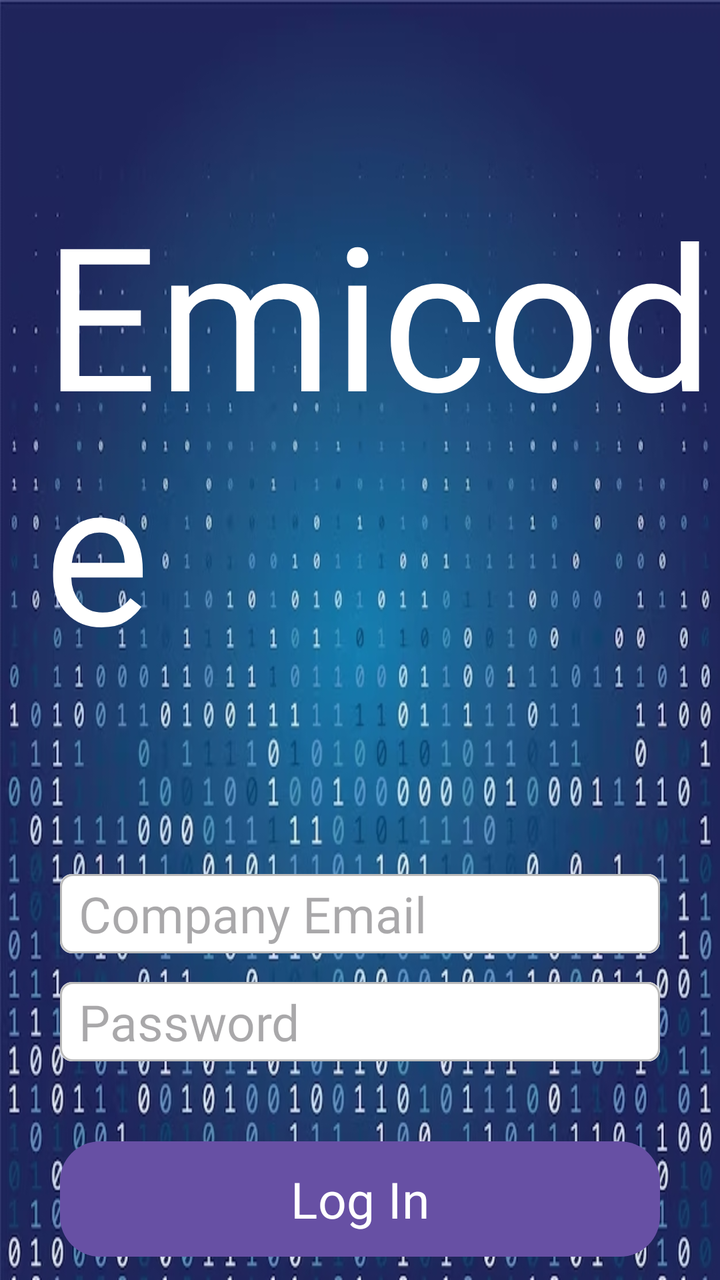
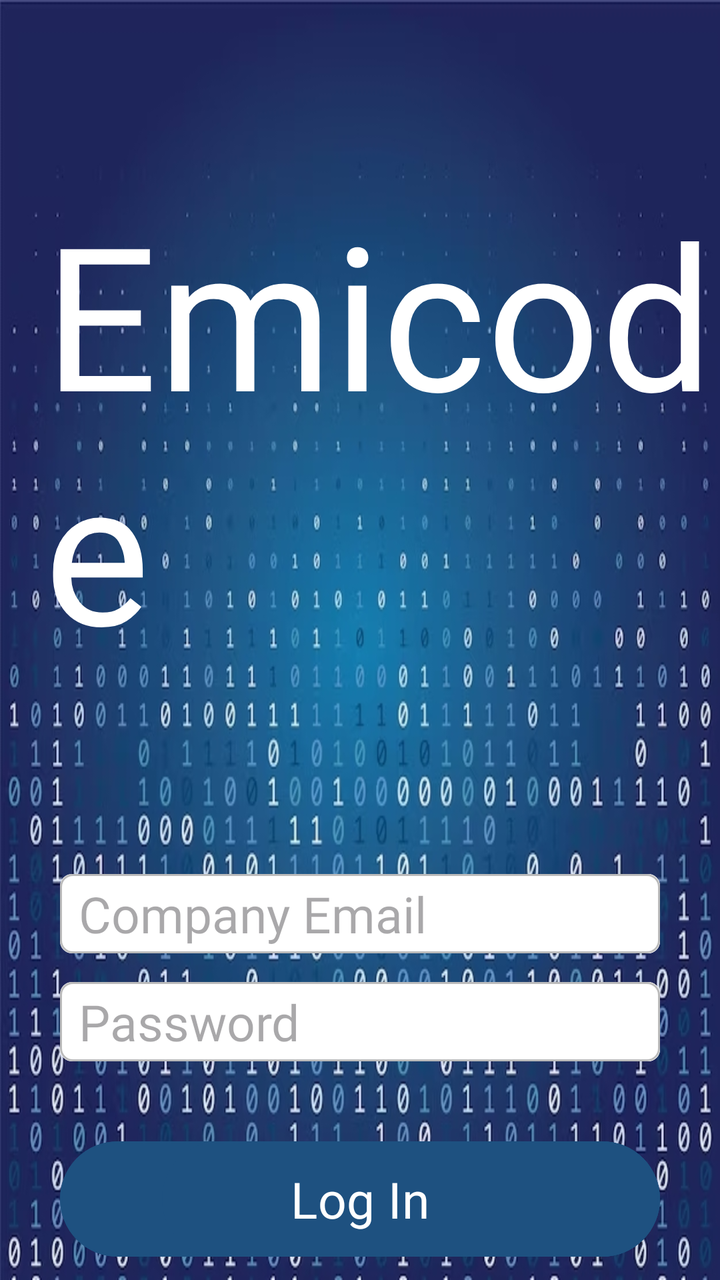

The first picture is an Android layout as it rendered before a commit; the second is the same layout after the commit. The layout source and the unified diff follow.
<!-- AndroidManifest.xml: application theme Theme.FinalsApplication -->
<!-- res/layout/activity_main.xml -->
<?xml version="1.0" encoding="utf-8"?>
<RelativeLayout xmlns:android="http://schemas.android.com/apk/res/android"
    xmlns:app="http://schemas.android.com/apk/res-auto"
    xmlns:tools="http://schemas.android.com/tools"
    android:layout_width="match_parent"
    android:layout_height="match_parent"
    tools:context=".MainActivity"
    android:background="@drawable/login_page_bg">

    <TextView
        android:id="@+id/viewTextCompanyName"
        android:layout_width="wrap_content"
        android:layout_height="wrap_content"
        android:layout_marginStart="22dp"
        android:layout_marginTop="90dp"
        android:fontFamily="@font/computer_says_no"
        android:text="Emicode"
        android:textColor="@color/white"
        android:textSize="100sp" />

    <EditText
        android:id="@+id/editTextCompanyEmail"
        android:layout_width="match_parent"
        android:layout_height="wrap_content"
        android:layout_below="@+id/viewTextCompanyName"
        android:layout_centerHorizontal="true"
        android:layout_marginStart="30dp"
        android:layout_marginTop="97dp"
        android:layout_marginEnd="30dp"
        android:layout_marginBottom="30dp"
        android:background="@drawable/shape"
        android:padding="3dp"
        android:hint=" Company Email"
        android:fontFamily="@font/roboto_light"
        android:inputType="text"
        android:textSize="25sp" />

    <EditText
        android:id="@+id/editTextCompanyPassword"
        android:layout_width="match_parent"
        android:layout_height="wrap_content"
        android:layout_alignTop="@+id/editTextCompanyEmail"
        android:layout_marginStart="30dp"
        android:layout_marginTop="54dp"
        android:layout_marginEnd="30dp"
        android:layout_marginBottom="30dp"
        android:background="@drawable/shape"
        android:inputType="textPassword"
        android:password="true"
        android:padding="3dp"
        android:hint=" Password"
        android:fontFamily="@font/roboto_light"
        android:textSize="25sp" />


    
    <Button
        android:id="@+id/buttonLogIn"
        android:background="@drawable/rounded_button"
        android:layout_width="match_parent"
        android:layout_height="wrap_content"
        android:layout_below="@id/editTextCompanyPassword"
        android:layout_marginStart="30dp"
        android:layout_marginTop="10dp"
        android:layout_marginEnd="30dp"
        android:fontFamily="@font/roboto_light"
        android:padding="8dp"
        android:text="Log In"
        android:textSize="25sp" />


</RelativeLayout>
<!-- resources referenced by this layout -->
<resources>
  <color name="white">#FFFFFFFF</color>
  <!-- drawable login_page_bg: jpg bitmap (drawable, 258372 bytes) -->
  <!-- drawable rounded_button (drawable) -->
  <shape xmlns:android="http://schemas.android.com/apk/res/android"
      android:shape="rectangle">
      <solid android:color="#1e5180" />
      <corners android:radius="20dp" />
  </shape>
  <!-- drawable shape (drawable) -->
  <?xml version="1.0" encoding="utf-8"?>
  <layer-list xmlns:android="http://schemas.android.com/apk/res/android">
  
      <item>
          <shape>
              <corners android:radius="6dp" />
              <solid android:color="@android:color/white" />
          </shape>
      </item>
  
      <item
          android:left="34dp">
  
          <shape>
              <solid android:color="@android:color/white" />
              <corners android:radius="6dp"
                  android:topRightRadius="6dp"
                  android:topLeftRadius="5dp"
                  android:bottomRightRadius="6dp"
                  android:bottomLeftRadius="0dp"/>
          </shape>
      </item>
      <item>
          <shape>
              
              <corners android:radius="6dp" />
              <solid android:color="@android:color/transparent" />
              <stroke
                  android:width="1dp"
                  android:color="#BBBBBB" />
          </shape>
      </item>
  </layer-list>
  <style name="Theme.FinalsApplication" parent="Base.Theme.FinalsApplication" />
  <style name="Base.Theme.FinalsApplication" parent="Theme.Material3.DayNight.NoActionBar">
          
          
      </style>
</resources>

<!-- the commit's change to res/layout/activity_main.xml (unified diff, before → after) -->
@@ -52,8 +52,6 @@
         android:fontFamily="@font/roboto_light"
         android:textSize="25sp" />
 
-
-    
     <Button
         android:id="@+id/buttonLogIn"
         android:background="@drawable/rounded_button"
@@ -66,7 +64,8 @@
         android:fontFamily="@font/roboto_light"
         android:padding="8dp"
         android:text="Log In"
-        android:textSize="25sp" />
+        android:textSize="25sp"
+        app:backgroundTint="#1e5180"/>
 
 
 </RelativeLayout>
<!-- resource entries referenced after the edit -->
@@ -3,11 +3,38 @@
   <color name="white">#FFFFFFFF</color>
   <!-- drawable login_page_bg: jpg bitmap (drawable, 258372 bytes) -->
   <!-- drawable rounded_button (drawable) -->
-  <shape xmlns:android="http://schemas.android.com/apk/res/android"
-      android:shape="rectangle">
-      <solid android:color="#1e5180" />
-      <corners android:radius="20dp" />
-  </shape>
+  <?xml version="1.0" encoding="utf-8"?>
+  <layer-list xmlns:android="http://schemas.android.com/apk/res/android">
+  
+      <item>
+          <shape>
+              <corners android:radius="51dp" /> 
+              <solid android:color="#1e5180" />
+          </shape>
+      </item>
+  
+      <item android:left="51dp">
+          <shape>
+              <solid android:color="#1e5180" />
+              <corners android:radius="51dp" /> 
+              <corners android:topRightRadius="51dp"
+                  android:topLeftRadius="51dp"
+                  android:bottomRightRadius="51dp"
+                  android:bottomLeftRadius="51dp"/>
+          </shape>
+      </item>
+  
+      <item>
+          <shape>
+              
+              <corners android:radius="51dp" /> 
+              <solid android:color="@android:color/transparent" />
+              <stroke
+                  android:width="1dp"
+                  android:color="#1e5180" />
+          </shape>
+      </item>
+  </layer-list>
   <!-- drawable shape (drawable) -->
   <?xml version="1.0" encoding="utf-8"?>
   <layer-list xmlns:android="http://schemas.android.com/apk/res/android">
